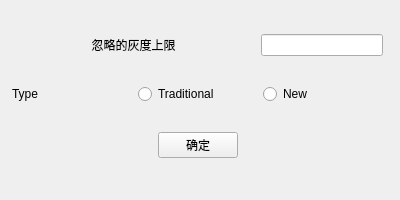
First picture: the form in GUI_version/ui/uiOtsu.ui, repository pyb0924/BI908_project, before the edit.
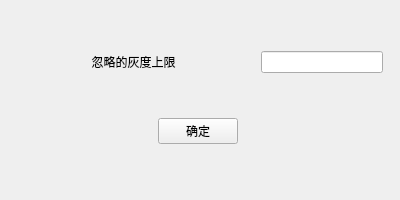
Second picture: the form after the edit.

What changed in the file:
```diff
--- a/GUI_version/ui/uiOtsu.ui
+++ b/GUI_version/ui/uiOtsu.ui
@@ -25,7 +25,7 @@
   <property name="windowTitle">
    <string>Form</string>
   </property>
-  <widget class="QWidget" name="">
+  <widget class="QWidget" name="layoutWidget">
    <property name="geometry">
     <rect>
      <x>12</x>
@@ -59,31 +59,6 @@
       </item>
      </layout>
     </item>
-    <item>
-     <layout class="QHBoxLayout" name="horizontalLayout_3">
-      <item>
-       <widget class="QLabel" name="label">
-        <property name="text">
-         <string>Type</string>
-        </property>
-       </widget>
-      </item>
-      <item>
-       <widget class="QRadioButton" name="TradButton">
-        <property name="text">
-         <string>Traditional</string>
-        </property>
-       </widget>
-      </item>
-      <item>
-       <widget class="QRadioButton" name="NewButton">
-        <property name="text">
-         <string>New</string>
-        </property>
-       </widget>
-      </item>
-     </layout>
-    </item>
     <item>
      <layout class="QHBoxLayout" name="horizontalLayout_2">
       <property name="spacing">
```
Left out of the diff: 2 changed lines with no effect on the pictures.
